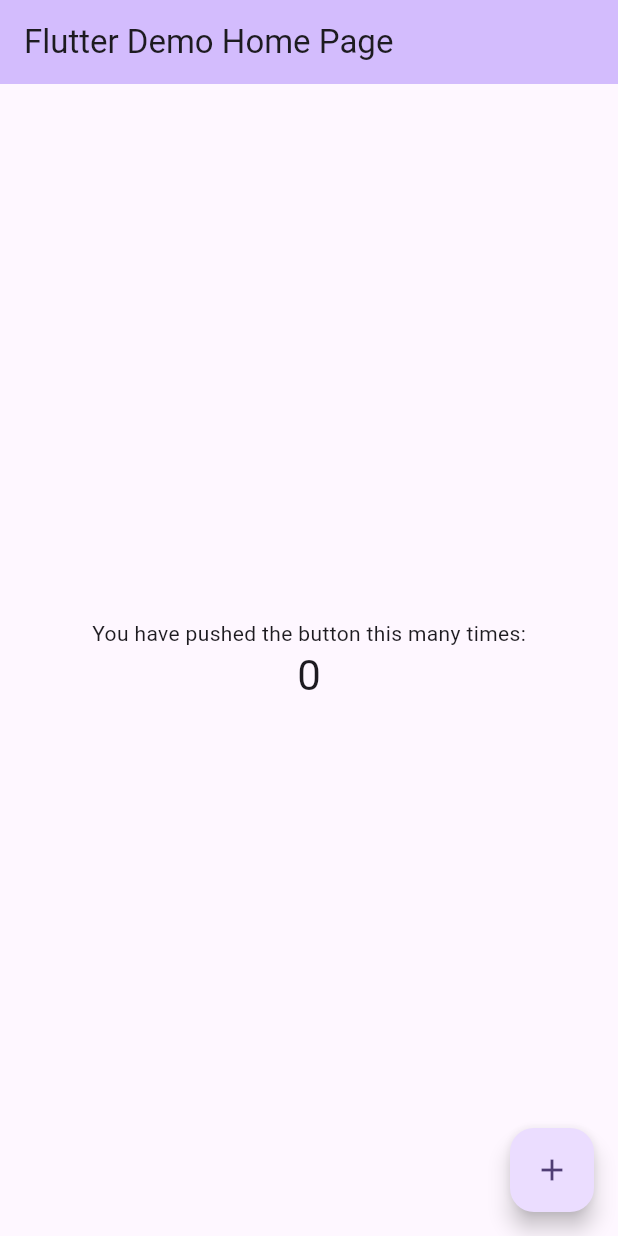
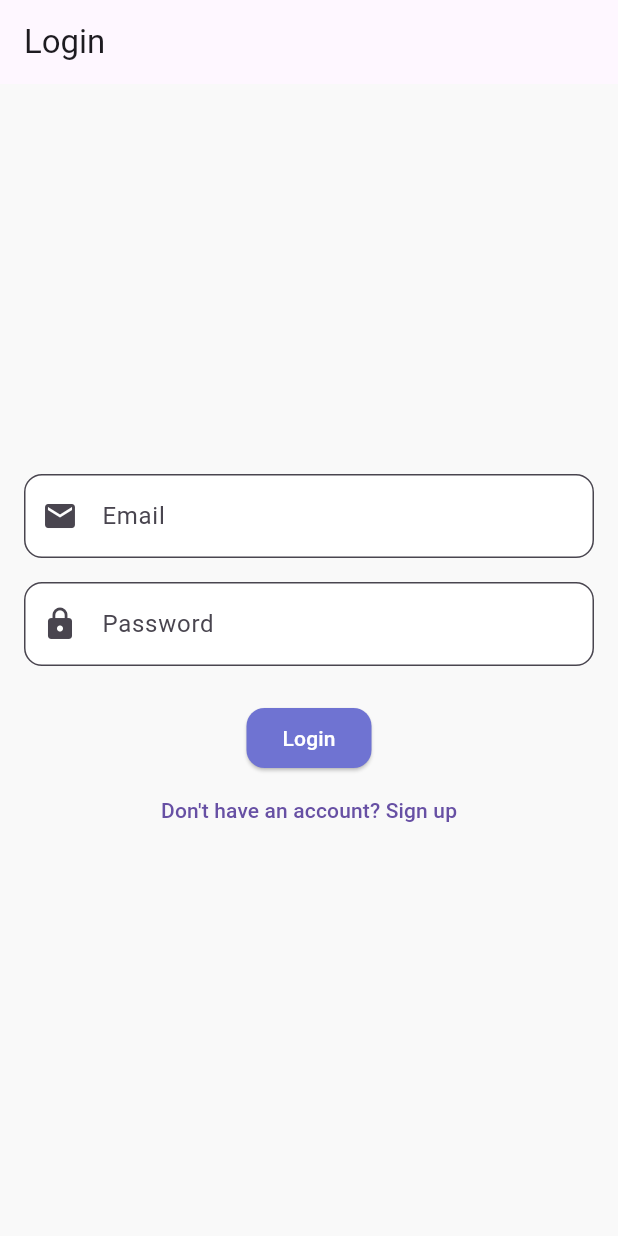
Before and after one commit to iamkiraan/management_jwelery, a Flutter app: the screen it shows after launch, on a phone screen of 412 x 824 dp. Run offline on Flutter 3.47's test engine with Material 3 defaults, Android fonts, the light colour scheme and no system bars.

Commit message:
added screens and widgets

```diff
--- a/lib/main.dart
+++ b/lib/main.dart
@@ -1,122 +1,50 @@
 import 'package:flutter/material.dart';
+import 'screens/signin_screen.dart';
+import 'screens/signup_screen.dart';
+import 'screens/home_screen.dart';
 
 void main() {
-  runApp(const MyApp());
+  runApp(MyApp());
 }
 
 class MyApp extends StatelessWidget {
-  const MyApp({super.key});
+  final Color primaryColor = Color(0xFF6F73D2);
+  final Color accentColor = Color(0xFFF9F9F9);
+  final Color textColor = Color(0xFF333333);
 
-  // This widget is the root of your application.
   @override
   Widget build(BuildContext context) {
     return MaterialApp(
-      title: 'Flutter Demo',
+      title: 'Flutter Auth UI',
+      debugShowCheckedModeBanner: false,
       theme: ThemeData(
-        // This is the theme of your application.
-        //
-        // TRY THIS: Try running your application with "flutter run". You'll see
-        // the application has a purple toolbar. Then, without quitting the app,
-        // try changing the seedColor in the colorScheme below to Colors.green
-        // and then invoke "hot reload" (save your changes or press the "hot
-        // reload" button in a Flutter-supported IDE, or press "r" if you used
-        // the command line to start the app).
-        //
-        // Notice that the counter didn't reset back to zero; the application
-        // state is not lost during the reload. To reset the state, use hot
-        // restart instead.
-        //
-        // This works for code too, not just values: Most code changes can be
-        // tested with just a hot reload.
-        colorScheme: ColorScheme.fromSeed(seedColor: Colors.deepPurple),
+        primaryColor: primaryColor,
+        scaffoldBackgroundColor: accentColor,
+        textTheme: TextTheme(
+          bodyMedium: TextStyle(color: textColor),
+        ),
+        inputDecorationTheme: InputDecorationTheme(
+          filled: true,
+          fillColor: Colors.white,
+          border: OutlineInputBorder(
+            borderRadius: BorderRadius.circular(12.0),
+          ),
+        ),
+        elevatedButtonTheme: ElevatedButtonThemeData(
+          style: ElevatedButton.styleFrom(
+            foregroundColor: Colors.white, backgroundColor: primaryColor,
+            shape: RoundedRectangleBorder(
+              borderRadius: BorderRadius.circular(12.0),
+            ),
+          ),
+        ),
       ),
-      home: const MyHomePage(title: 'Flutter Demo Home Page'),
+      initialRoute: '/login',
+      routes: {
+        '/login': (_) => LoginScreen(),
+        '/signup': (_) => SignupScreen(),
+        '/home': (_) => HomeScreen(),
+      },
     );
   }
 }
-
-class MyHomePage extends StatefulWidget {
-  const MyHomePage({super.key, required this.title});
-
-  // This widget is the home page of your application. It is stateful, meaning
-  // that it has a State object (defined below) that contains fields that affect
-  // how it looks.
-
-  // This class is the configuration for the state. It holds the values (in this
-  // case the title) provided by the parent (in this case the App widget) and
-  // used by the build method of the State. Fields in a Widget subclass are
-  // always marked "final".
-
-  final String title;
-
-  @override
-  State<MyHomePage> createState() => _MyHomePageState();
-}
-
-class _MyHomePageState extends State<MyHomePage> {
-  int _counter = 0;
-
-  void _incrementCounter() {
-    setState(() {
-      // This call to setState tells the Flutter framework that something has
-      // changed in this State, which causes it to rerun the build method below
-      // so that the display can reflect the updated values. If we changed
-      // _counter without calling setState(), then the build method would not be
-      // called again, and so nothing would appear to happen.
-      _counter++;
-    });
-  }
-
-  @override
-  Widget build(BuildContext context) {
-    // This method is rerun every time setState is called, for instance as done
-    // by the _incrementCounter method above.
-    //
-    // The Flutter framework has been optimized to make rerunning build methods
-    // fast, so that you can just rebuild anything that needs updating rather
-    // than having to individually change instances of widgets.
-    return Scaffold(
-      appBar: AppBar(
-        // TRY THIS: Try changing the color here to a specific color (to
-        // Colors.amber, perhaps?) and trigger a hot reload to see the AppBar
-        // change color while the other colors stay the same.
-        backgroundColor: Theme.of(context).colorScheme.inversePrimary,
-        // Here we take the value from the MyHomePage object that was created by
-        // the App.build method, and use it to set our appbar title.
-        title: Text(widget.title),
-      ),
-      body: Center(
-        // Center is a layout widget. It takes a single child and positions it
-        // in the middle of the parent.
-        child: Column(
-          // Column is also a layout widget. It takes a list of children and
-          // arranges them vertically. By default, it sizes itself to fit its
-          // children horizontally, and tries to be as tall as its parent.
-          //
-          // Column has various properties to control how it sizes itself and
-          // how it positions its children. Here we use mainAxisAlignment to
-          // center the children vertically; the main axis here is the vertical
-          // axis because Columns are vertical (the cross axis would be
-          // horizontal).
-          //
-          // TRY THIS: Invoke "debug painting" (choose the "Toggle Debug Paint"
-          // action in the IDE, or press "p" in the console), to see the
-          // wireframe for each widget.
-          mainAxisAlignment: MainAxisAlignment.center,
-          children: <Widget>[
-            const Text('You have pushed the button this many times:'),
-            Text(
-              '$_counter',
-              style: Theme.of(context).textTheme.headlineMedium,
-            ),
-          ],
-        ),
-      ),
-      floatingActionButton: FloatingActionButton(
-        onPressed: _incrementCounter,
-        tooltip: 'Increment',
-        child: const Icon(Icons.add),
-      ), // This trailing comma makes auto-formatting nicer for build methods.
-    );
-  }
-}
--- a/lib/screens/signin_screen.dart
+++ b/lib/screens/signin_screen.dart
@@ -0,0 +1,78 @@
+import 'package:flutter/material.dart';
+import '../widgets/custom_text_field.dart';
+
+class LoginScreen extends StatefulWidget {
+  @override
+  State<LoginScreen> createState() => _LoginScreenState();
+}
+
+class _LoginScreenState extends State<LoginScreen> {
+  final _formKey = GlobalKey<FormState>();
+  final emailController = TextEditingController();
+  final passwordController = TextEditingController();
+
+  void _login() {
+    if (_formKey.currentState!.validate()) {
+      // TODO: Implement Firebase login
+      Navigator.pushReplacementNamed(context, '/home');
+    }
+  }
+
+  String? validateEmail(String? value) {
+    if (value == null || value.isEmpty) return 'Email is required';
+    final emailRegex = RegExp(r'^[\w-\.]+@([\w-]+\.)+[\w-]{2,4}$');
+    if (!emailRegex.hasMatch(value)) return 'Enter a valid email';
+    return null;
+  }
+
+  String? validatePassword(String? value) {
+    if (value == null || value.isEmpty) return 'Password is required';
+    if (value.length < 6) return 'Password must be at least 6 characters';
+    return null;
+  }
+
+  @override
+  Widget build(BuildContext context) {
+    return Scaffold(
+      appBar: AppBar(title: Text('Login')),
+      body: Center(
+        child: SingleChildScrollView(
+          padding: EdgeInsets.all(16.0),
+          child: Form(
+            key: _formKey,
+            child: Column(
+              mainAxisAlignment: MainAxisAlignment.center,
+              children: [
+                CustomTextField(
+                  controller: emailController,
+                  labelText: 'Email',
+                  icon: Icons.email,
+                  validator: validateEmail,
+                ),
+                SizedBox(height: 16.0),
+                CustomTextField(
+                  controller: passwordController,
+                  labelText: 'Password',
+                  icon: Icons.lock,
+                  obscureText: true,
+                  validator: validatePassword,
+                ),
+                SizedBox(height: 24.0),
+                ElevatedButton(
+                  onPressed: _login,
+                  child: Text('Login'),
+                ),
+                TextButton(
+                  onPressed: () {
+                    Navigator.pushNamed(context, '/signup');
+                  },
+                  child: Text("Don't have an account? Sign up"),
+                ),
+              ],
+            ),
+          ),
+        ),
+      ),
+    );
+  }
+}
--- /dev/null
+++ b/lib/widgets/custom_text_field.dart
@@ -0,0 +1,30 @@
+import 'package:flutter/material.dart';
+
+class CustomTextField extends StatelessWidget {
+  final TextEditingController controller;
+  final String labelText;
+  final IconData icon;
+  final bool obscureText;
+  final String? Function(String?)? validator;
+
+  CustomTextField({
+    required this.controller,
+    required this.labelText,
+    required this.icon,
+    this.obscureText = false,
+    this.validator,
+  });
+
+  @override
+  Widget build(BuildContext context) {
+    return TextFormField(
+      controller: controller,
+      obscureText: obscureText,
+      validator: validator,
+      decoration: InputDecoration(
+        labelText: labelText,
+        prefixIcon: Icon(icon),
+      ),
+    );
+  }
+}
--- a/pubspec.yaml
+++ b/pubspec.yaml
@@ -34,6 +34,10 @@ dependencies:
   # The following adds the Cupertino Icons font to your application.
   # Use with the CupertinoIcons class for iOS style icons.
   cupertino_icons: ^1.0.8
+
+
+
+
 
 dev_dependencies:
   flutter_test:
```
Also changed, not shown: lib/screens/home_screen.dart (+29 -0 lines), lib/screens/signup_screen.dart (+77 -0 lines), lib/utils/colors_utils.dart (+9 -0 lines), 1 other file.
